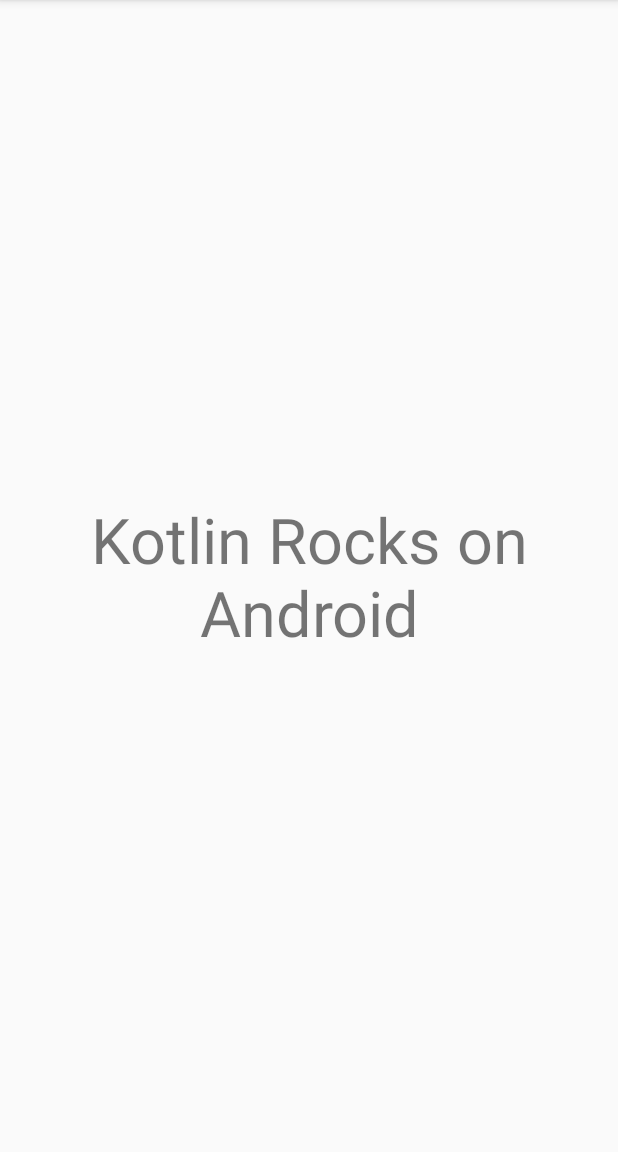
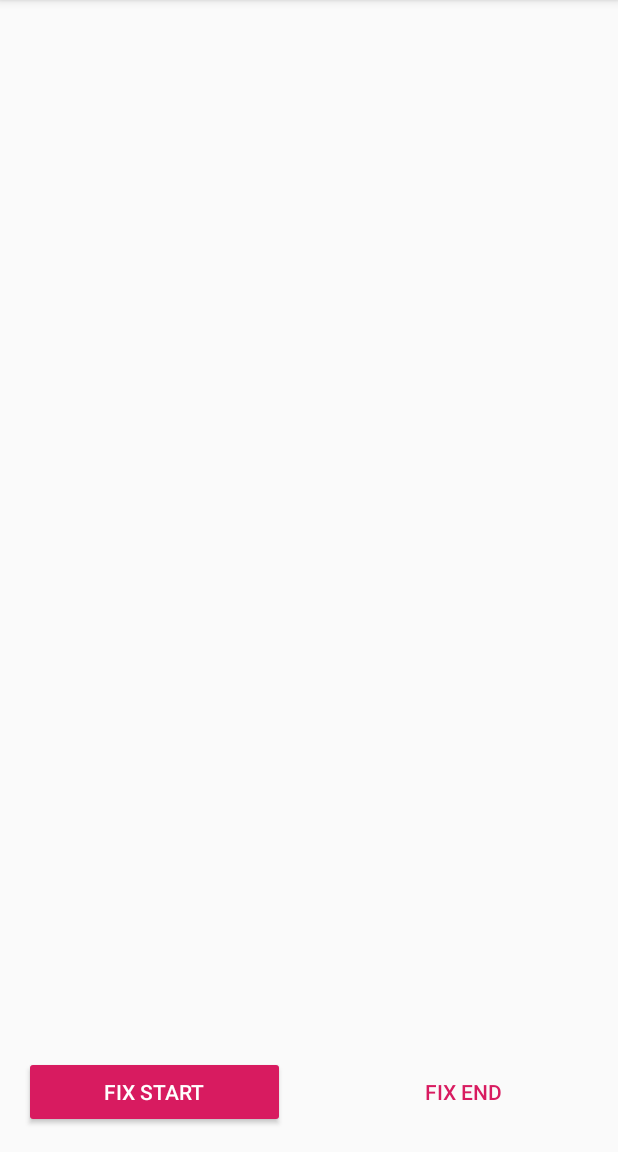
Before and after one commit to phansier/KotlinIosAndroid, an Android app: the screen it shows after launch (MainActivity), on a phone screen of 412 x 824 dp, the part 84-1236 px from its top. Run offline under Robolectric (Android 15) with nearby library versions, the phone set to English and light mode, and no system bars.

Commit message:
Simple android layout

```diff
--- a/app/build.gradle
+++ b/app/build.gradle
@@ -41,6 +41,7 @@ dependencies {
     implementation fileTree(dir: 'libs', include: ['*.jar'])
     implementation"org.jetbrains.kotlin:kotlin-stdlib-jdk7:$kotlin_version"
     implementation 'com.android.support:appcompat-v7:28.0.0'
+    implementation 'com.android.support:recyclerview-v7:28.0.0'
     implementation 'com.android.support.constraint:constraint-layout:1.1.3'
     testImplementation 'junit:junit:4.12'
     androidTestImplementation 'com.android.support.test:runner:1.0.2'
--- a/app/src/main/java/ru/beryukhov/kotliniosandroid/MainActivity.kt
+++ b/app/src/main/java/ru/beryukhov/kotliniosandroid/MainActivity.kt
@@ -1,17 +1,31 @@
 package ru.beryukhov.kotliniosandroid
 
+import android.os.Bundle
 import android.support.v7.app.AppCompatActivity
-import android.os.Bundle
+import android.support.v7.widget.LinearLayoutManager
 import kotlinx.android.synthetic.main.activity_main.*
-import org.kotlin.mpp.mobile.createApplicationScreenMessage
+import ru.beryukhov.kotliniosandroid.baserecyclerview.SimpleListAdapter
+import ru.beryukhov.kotliniosandroid.recyclerview.DateItem
+import ru.beryukhov.kotliniosandroid.recyclerview.DateListAdapter
 
 
 class MainActivity : AppCompatActivity() {
+    private lateinit var adapter: SimpleListAdapter
 
     override fun onCreate(savedInstanceState: Bundle?) {
         super.onCreate(savedInstanceState)
         setContentView(R.layout.activity_main)
 
-        main_text.text=createApplicationScreenMessage()
+        adapter = DateListAdapter()
+
+        days_rv.layoutManager = LinearLayoutManager(this)
+        days_rv.adapter = adapter
+
+        setUpButtons()
+    }
+
+    private fun setUpButtons() {
+        add_start_button.setOnClickListener { adapter.add(DateItem("testStart", "testEnd", "testDuration")) }
+        add_end_button.setOnClickListener { adapter.removeLast() }
     }
 }
--- /dev/null
+++ b/app/src/main/java/ru/beryukhov/kotliniosandroid/baserecyclerview/IBaseListAdapter.kt
@@ -0,0 +1,12 @@
+package ru.beryukhov.kotliniosandroid.baserecyclerview
+
+/**
+ * Created by Andrey Beryukhov
+ */
+interface IBaseListAdapter<T> {
+    fun add(newItem: T)
+    fun add(newItems: ArrayList<T>?)
+    fun addAtPosition(pos : Int, newItem : T)
+    fun remove(position: Int)
+    fun clearAll()
+}
--- /dev/null
+++ b/app/src/main/java/ru/beryukhov/kotliniosandroid/baserecyclerview/IBaseListItem.kt
@@ -0,0 +1,8 @@
+package ru.beryukhov.kotliniosandroid.baserecyclerview
+
+/**
+ * Created by Andrey Beryukhov
+ */
+interface IBaseListItem {
+    fun getLayoutId(): Int
+}
--- a/app/src/main/res/layout/activity_main.xml
+++ b/app/src/main/res/layout/activity_main.xml
@@ -6,17 +6,39 @@
     android:layout_height="match_parent"
     tools:context=".MainActivity">
 
-    <TextView
-        android:id="@+id/main_text"
-        android:layout_width="wrap_content"
+    <android.support.v7.widget.RecyclerView
+        android:id="@+id/days_rv"
+        android:layout_width="0dp"
+        android:layout_height="0dp"
+        app:layout_constraintStart_toStartOf="parent"
+        app:layout_constraintEnd_toEndOf="parent"
+        app:layout_constraintTop_toTopOf="parent"
+        app:layout_constraintBottom_toTopOf="@id/add_start_button"/>
+
+    <Button
+        android:id="@+id/add_start_button"
+        android:layout_width="0dp"
         android:layout_height="wrap_content"
-        android:layout_margin="5sp"
-        android:text="Hello World!"
-        android:textAlignment="center"
-        android:textSize="42sp"
+        app:layout_constraintStart_toStartOf="parent"
+        app:layout_constraintEnd_toStartOf="@id/add_end_button"
+        app:layout_constraintTop_toBottomOf="@id/days_rv"
         app:layout_constraintBottom_toBottomOf="parent"
-        app:layout_constraintLeft_toLeftOf="parent"
-        app:layout_constraintRight_toRightOf="parent"
-        app:layout_constraintTop_toTopOf="parent" />
+        android:layout_margin="16dp"
+        android:layout_marginEnd="8dp"
+        style="@style/Widget.AppCompat.Button.Colored"
+        android:text="Fix start"/>
+
+    <Button
+        android:id="@+id/add_end_button"
+        android:layout_width="0dp"
+        android:layout_height="wrap_content"
+        app:layout_constraintStart_toEndOf="@id/add_start_button"
+        app:layout_constraintEnd_toEndOf="parent"
+        app:layout_constraintTop_toBottomOf="@id/days_rv"
+        app:layout_constraintBottom_toBottomOf="parent"
+        android:layout_margin="16dp"
+        android:layout_marginStart="8dp"
+        style="@style/Widget.AppCompat.Button.Borderless.Colored"
+        android:text="Fix end"/>
 
 </android.support.constraint.ConstraintLayout>
```
Also changed, not shown: app/src/main/java/ru/beryukhov/kotliniosandroid/baserecyclerview/SimpleListAdapter.kt (added, +56 -0 lines), app/src/main/java/ru/beryukhov/kotliniosandroid/recyclerview/DateItem.kt (added, +23 -0 lines), app/src/main/java/ru/beryukhov/kotliniosandroid/recyclerview/DateListAdapter.kt (added, +37 -0 lines), app/src/main/res/layout/date_item.xml (added, +82 -0 lines).
